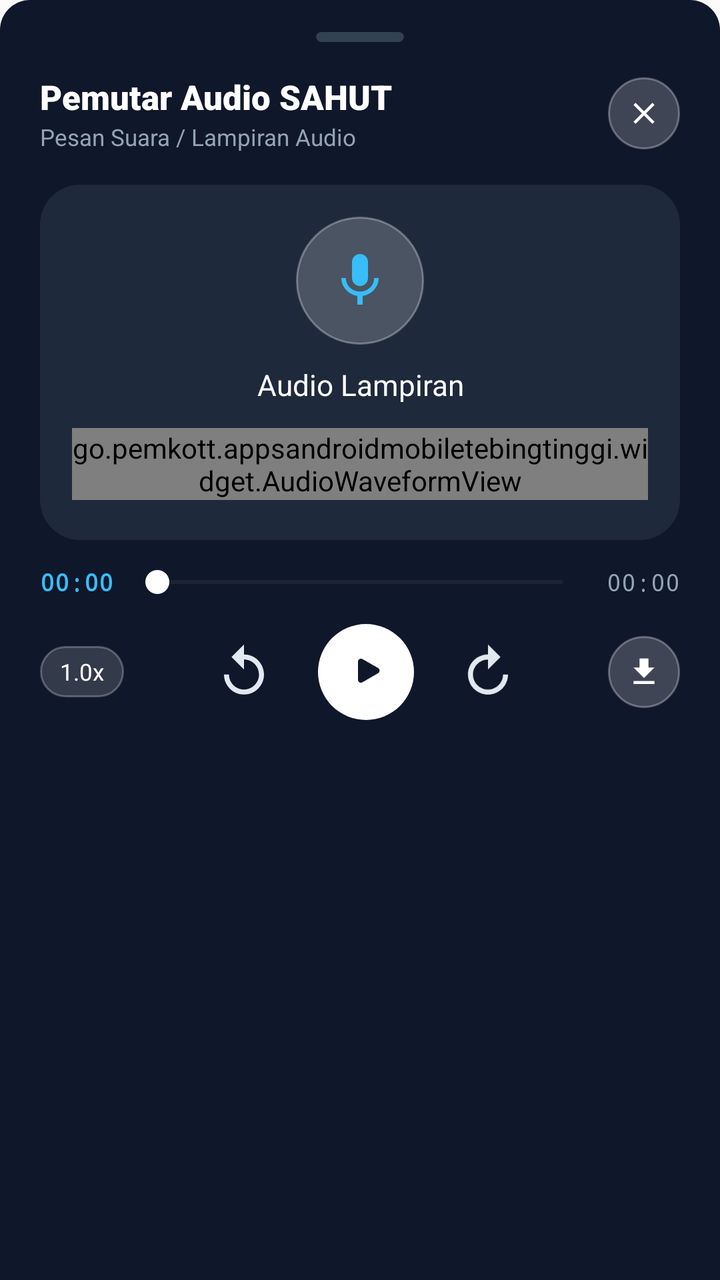
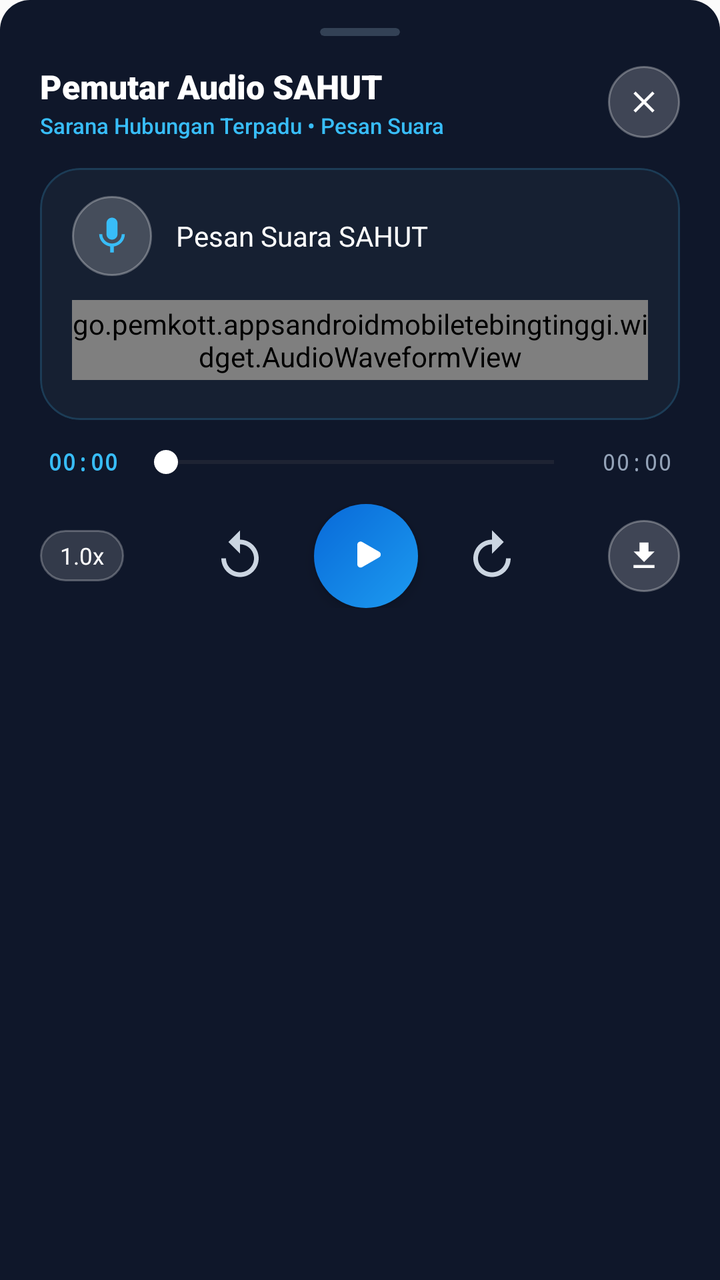

Before-and-after screenshots of an Android layout around one commit, followed by the original layout XML and the change that was made.
<!-- AndroidManifest.xml: application theme Theme.AppPemko -->
<!-- res/layout/dialog_audio_preview.xml -->
<?xml version="1.0" encoding="utf-8"?>
<LinearLayout xmlns:android="http://schemas.android.com/apk/res/android"
    xmlns:app="http://schemas.android.com/apk/res-auto"
    android:layout_width="match_parent"
    android:layout_height="wrap_content"
    android:orientation="vertical"
    android:background="@drawable/bottom_sheet_bg"
    android:backgroundTint="#0F172A"
    android:paddingHorizontal="20dp"
    android:paddingTop="16dp"
    android:paddingBottom="24dp">

    
    <com.google.android.material.card.MaterialCardView
        android:layout_width="44dp"
        android:layout_height="5dp"
        android:layout_gravity="center_horizontal"
        android:layout_marginBottom="16dp"
        app:cardBackgroundColor="#334155"
        app:cardCornerRadius="2.5dp"
        app:cardElevation="0dp"
        app:strokeWidth="0dp" />

    
    <RelativeLayout
        android:layout_width="match_parent"
        android:layout_height="wrap_content">

        <LinearLayout
            android:layout_width="wrap_content"
            android:layout_height="wrap_content"
            android:layout_alignParentStart="true"
            android:layout_centerVertical="true"
            android:orientation="vertical">

            <TextView
                android:layout_width="wrap_content"
                android:layout_height="wrap_content"
                android:text="Pemutar Audio SAHUT"
                android:textColor="#FFFFFF"
                android:textSize="17sp"
                android:fontFamily="sans-serif-black"/>

            <TextView
                android:id="@+id/tvAudioStatusSubtitle"
                android:layout_width="wrap_content"
                android:layout_height="wrap_content"
                android:layout_marginTop="1dp"
                android:text="Pesan Suara / Lampiran Audio"
                android:textColor="#94A3B8"
                android:textSize="11.5sp"/>
        </LinearLayout>

        <FrameLayout
            android:id="@+id/flCloseAudioPreview"
            android:layout_width="36dp"
            android:layout_height="36dp"
            android:layout_alignParentEnd="true"
            android:layout_centerVertical="true"
            android:background="@drawable/bg_circle_glass_button"
            android:clickable="true"
            android:focusable="true">

            <ImageView
                android:id="@+id/ivCloseAudioPreview"
                android:layout_width="18dp"
                android:layout_height="18dp"
                android:layout_gravity="center"
                android:src="@drawable/ic_close"
                app:tint="#FFFFFF"
                android:contentDescription="Tutup"/>
        </FrameLayout>
    </RelativeLayout>

    
    <com.google.android.material.card.MaterialCardView
        android:layout_width="match_parent"
        android:layout_height="wrap_content"
        android:layout_marginTop="16dp"
        android:layout_marginBottom="12dp"
        app:cardCornerRadius="20dp"
        app:cardElevation="0dp"
        app:strokeWidth="1dp"
        app:strokeColor="#1E293B"
        app:cardBackgroundColor="#1E293B">

        <LinearLayout
            android:layout_width="match_parent"
            android:layout_height="wrap_content"
            android:orientation="vertical"
            android:padding="16dp"
            android:gravity="center">

            
            <FrameLayout
                android:layout_width="64dp"
                android:layout_height="64dp"
                android:background="@drawable/bg_circle_glass_button">

                <ImageView
                    android:layout_width="32dp"
                    android:layout_height="32dp"
                    android:layout_gravity="center"
                    android:src="@drawable/ic_mic"
                    app:tint="#38BDF8"
                    android:contentDescription="Audio Track"/>
            </FrameLayout>

            <TextView
                android:id="@+id/tvAudioFileName"
                android:layout_width="match_parent"
                android:layout_height="wrap_content"
                android:layout_marginTop="10dp"
                android:gravity="center"
                android:text="Audio Lampiran"
                android:textColor="#FFFFFF"
                android:textSize="14.5sp"
                android:fontFamily="sans-serif-bold"
                android:maxLines="1"
                android:ellipsize="middle"/>

            
            <ProgressBar
                android:id="@+id/pbAudioLoading"
                android:layout_width="28dp"
                android:layout_height="28dp"
                android:indeterminateTint="#38BDF8"
                android:layout_marginTop="8dp"
                android:visibility="gone"/>

            
            <go.pemkott.appsandroidmobiletebingtinggi.widget.AudioWaveformView
                android:id="@+id/waveformAudioModal"
                android:layout_width="match_parent"
                android:layout_height="36dp"
                android:layout_marginTop="12dp"
                android:layout_marginBottom="4dp"/>
        </LinearLayout>
    </com.google.android.material.card.MaterialCardView>

    
    <LinearLayout
        android:layout_width="match_parent"
        android:layout_height="wrap_content"
        android:gravity="center_vertical"
        android:orientation="horizontal">

        <TextView
            android:id="@+id/tvAudioCurrentTime"
            android:layout_width="wrap_content"
            android:layout_height="wrap_content"
            android:text="00:00"
            android:textColor="#38BDF8"
            android:textSize="12sp"
            android:fontFamily="monospace"
            android:textStyle="bold"/>

        <SeekBar
            android:id="@+id/sbAudioProgress"
            android:layout_width="0dp"
            android:layout_height="wrap_content"
            android:layout_weight="1"
            android:layout_marginHorizontal="6dp"
            android:progressTint="#38BDF8"
            android:thumbTint="#FFFFFF"
            android:max="100"/>

        <TextView
            android:id="@+id/tvAudioTotalDuration"
            android:layout_width="wrap_content"
            android:layout_height="wrap_content"
            android:text="00:00"
            android:textColor="#94A3B8"
            android:textSize="12sp"
            android:fontFamily="monospace"/>
    </LinearLayout>

    
    <LinearLayout
        android:layout_width="match_parent"
        android:layout_height="wrap_content"
        android:gravity="center_vertical"
        android:layout_marginTop="12dp"
        android:orientation="horizontal">

        
        <TextView
            android:id="@+id/tvAudioSpeed"
            android:layout_width="wrap_content"
            android:layout_height="wrap_content"
            android:background="@drawable/bg_pill_speed_badge"
            android:paddingHorizontal="10dp"
            android:paddingVertical="5dp"
            android:text="1.0x"
            android:textColor="#FFFFFF"
            android:textSize="11.5sp"
            android:fontFamily="sans-serif-bold"
            android:clickable="true"
            android:focusable="true"/>

        
        <LinearLayout
            android:layout_width="0dp"
            android:layout_height="wrap_content"
            android:layout_weight="1"
            android:gravity="center"
            android:orientation="horizontal">

            <ImageView
                android:id="@+id/ivAudioReplay10"
                android:layout_width="38dp"
                android:layout_height="38dp"
                android:src="@drawable/ic_replay_10"
                app:tint="#E2E8F0"
                android:padding="4dp"
                android:background="?attr/selectableItemBackgroundBorderless"
                android:contentDescription="Mundur 10 Detik"/>

            
            <FrameLayout
                android:id="@+id/flAudioModalPlayPause"
                android:layout_width="48dp"
                android:layout_height="48dp"
                android:layout_marginHorizontal="18dp"
                android:background="@drawable/bg_circle_solid_white"
                android:clickable="true"
                android:focusable="true">

                <ImageView
                    android:id="@+id/ivAudioModalPlayPause"
                    android:layout_width="24dp"
                    android:layout_height="24dp"
                    android:layout_gravity="center"
                    android:src="@drawable/ic_voice_play_rounded"
                    app:tint="#0F172A"
                    android:contentDescription="Putar / Jeda"/>
            </FrameLayout>

            <ImageView
                android:id="@+id/ivAudioForward10"
                android:layout_width="38dp"
                android:layout_height="38dp"
                android:src="@drawable/ic_forward_10"
                app:tint="#E2E8F0"
                android:padding="4dp"
                android:background="?attr/selectableItemBackgroundBorderless"
                android:contentDescription="Maju 10 Detik"/>
        </LinearLayout>

        
        <FrameLayout
            android:id="@+id/flAudioDownload"
            android:layout_width="36dp"
            android:layout_height="36dp"
            android:background="@drawable/bg_circle_glass_button"
            android:clickable="true"
            android:focusable="true">

            <ImageView
                android:id="@+id/ivAudioDownload"
                android:layout_width="18dp"
                android:layout_height="18dp"
                android:layout_gravity="center"
                android:src="@drawable/ic_file_download"
                app:tint="#FFFFFF"
                android:contentDescription="Unduh Audio"/>
        </FrameLayout>
    </LinearLayout>

</LinearLayout>
<!-- resources referenced by this layout -->
<resources>
  <!-- drawable bg_circle_glass_button (drawable) -->
  <?xml version="1.0" encoding="utf-8"?>
  <shape xmlns:android="http://schemas.android.com/apk/res/android"
      android:shape="oval">
      <solid android:color="#33FFFFFF" />
      <stroke
          android:width="1dp"
          android:color="#4DFFFFFF" />
  </shape>
  <!-- drawable bg_circle_solid_white (drawable) -->
  <?xml version="1.0" encoding="utf-8"?>
  <shape xmlns:android="http://schemas.android.com/apk/res/android"
      android:shape="oval">
      <solid android:color="#FFFFFF" />
  </shape>
  <!-- drawable bg_pill_speed_badge (drawable) -->
  <?xml version="1.0" encoding="utf-8"?>
  <shape xmlns:android="http://schemas.android.com/apk/res/android"
      android:shape="rectangle">
      <solid android:color="#26FFFFFF" />
      <corners android:radius="14dp" />
      <stroke
          android:width="1dp"
          android:color="#40FFFFFF" />
  </shape>
  <!-- drawable ic_close (drawable) -->
  <?xml version="1.0" encoding="utf-8"?>
  <vector xmlns:android="http://schemas.android.com/apk/res/android"
      android:width="24dp"
      android:height="24dp"
      android:viewportWidth="24"
      android:viewportHeight="24">
      <path
          android:fillColor="#FF000000"
          android:pathData="M19,6.41L17.59,5 12,10.59 6.41,5 5,6.41 10.59,12 5,17.59 6.41,19 12,13.41 17.59,19 19,17.59 13.41,12z" />
  </vector>
  <!-- drawable ic_file_download (drawable) -->
  <?xml version="1.0" encoding="utf-8"?>
  <vector xmlns:android="http://schemas.android.com/apk/res/android"
      android:width="24dp"
      android:height="24dp"
      android:viewportWidth="24"
      android:viewportHeight="24">
      <path
          android:fillColor="#FFFFFFFF"
          android:pathData="M19,9h-4V3H9v6H5l7,7 7,-7zM5,18v2h14v-2H5z" />
  </vector>
  <!-- drawable ic_forward_10 (drawable) -->
  <?xml version="1.0" encoding="utf-8"?>
  <vector xmlns:android="http://schemas.android.com/apk/res/android"
      android:width="24dp"
      android:height="24dp"
      android:viewportWidth="24"
      android:viewportHeight="24">
      <path
          android:fillColor="#FF000000"
          android:pathData="M12,5V1l5,5 -5,5V7c-3.31,0 -6,2.69 -6,6s2.69,6 6,6 6,-2.69 6,-6h2c0,4.42 -3.58,8 -8,8s-8,-3.58 -8,-8 3.58,-8 8,-8z" />
  </vector>
  <!-- drawable ic_replay_10 (drawable) -->
  <?xml version="1.0" encoding="utf-8"?>
  <vector xmlns:android="http://schemas.android.com/apk/res/android"
      android:width="24dp"
      android:height="24dp"
      android:viewportWidth="24"
      android:viewportHeight="24">
      <path
          android:fillColor="#FF000000"
          android:pathData="M12,5V1L7,6l5,5V7c3.31,0 6,2.69 6,6s-2.69,6 -6,6 -6,-2.69 -6,-6H4c0,4.42 3.58,8 8,8s8,-3.58 8,-8 -3.58,-8 -8,-8z" />
  </vector>
  <style name="Theme.AppPemko" parent="Base.Theme.AppPemko">
          <item name="android:textColor">@color/text_primary</item>
      </style>
  <dimen name="tfe_bottom_sheet_corner_radius">15dp</dimen>
  <dimen name="tfe_bottom_sheet_top_padding">8dp</dimen>
  <color name="background_color">#FBFBFB</color>
  <color name="text_primary">#171717</color>
  <color name="primary_brand">#0869D8</color>
  <color name="on_primary_brand">#FFFFFF</color>
  <color name="brand_secondary">#E91E63</color>
  <color name="white">#FFFFFF</color>
  <color name="surface_main">#FFFFFF</color>
  <color name="surface_variant">#F4F4F4</color>
  <color name="text_secondary">#454545</color>
  <color name="background_main">#FBFBFB</color>
  <style name="Animation.App.Activity" parent="@android:style/Animation.Activity">
          <item name="android:activityOpenEnterAnimation">@anim/slide_in_right</item>
          <item name="android:activityOpenExitAnimation">@anim/slide_out_left</item>
          <item name="android:activityCloseEnterAnimation">@anim/slide_in_left</item>
          <item name="android:activityCloseExitAnimation">@anim/slide_out_right</item>
      </style>
  <!-- unchanged entries left out for length: 4 -->
</resources>

<!-- the commit's change to res/layout/dialog_audio_preview.xml (unified diff, before → after) -->
@@ -7,24 +7,25 @@
     android:background="@drawable/bottom_sheet_bg"
     android:backgroundTint="#0F172A"
     android:paddingHorizontal="20dp"
-    android:paddingTop="16dp"
-    android:paddingBottom="24dp">
+    android:paddingTop="14dp"
+    android:paddingBottom="26dp">
 
     
     <com.google.android.material.card.MaterialCardView
-        android:layout_width="44dp"
-        android:layout_height="5dp"
+        android:layout_width="40dp"
+        android:layout_height="4dp"
         android:layout_gravity="center_horizontal"
-        android:layout_marginBottom="16dp"
+        android:layout_marginBottom="14dp"
         app:cardBackgroundColor="#334155"
-        app:cardCornerRadius="2.5dp"
+        app:cardCornerRadius="2dp"
         app:cardElevation="0dp"
         app:strokeWidth="0dp" />
 
     
     <RelativeLayout
         android:layout_width="match_parent"
-        android:layout_height="wrap_content">
+        android:layout_height="wrap_content"
+        android:layout_marginBottom="14dp">
 
         <LinearLayout
             android:layout_width="wrap_content"
@@ -38,7 +39,7 @@
                 android:layout_height="wrap_content"
                 android:text="Pemutar Audio SAHUT"
                 android:textColor="#FFFFFF"
-                android:textSize="17sp"
+                android:textSize="16.5sp"
                 android:fontFamily="sans-serif-black"/>
 
             <TextView
@@ -46,11 +47,13 @@
                 android:layout_width="wrap_content"
                 android:layout_height="wrap_content"
                 android:layout_marginTop="1dp"
-                android:text="Pesan Suara / Lampiran Audio"
-                android:textColor="#94A3B8"
-                android:textSize="11.5sp"/>
+                android:text="Sarana Hubungan Terpadu • Pesan Suara"
+                android:textColor="#38BDF8"
+                android:textSize="11sp"
+                android:fontFamily="sans-serif-medium"/>
         </LinearLayout>
 
+        
         <FrameLayout
             android:id="@+id/flCloseAudioPreview"
             android:layout_width="36dp"
@@ -76,63 +79,70 @@
     <com.google.android.material.card.MaterialCardView
         android:layout_width="match_parent"
         android:layout_height="wrap_content"
-        android:layout_marginTop="16dp"
         android:layout_marginBottom="12dp"
         app:cardCornerRadius="20dp"
         app:cardElevation="0dp"
         app:strokeWidth="1dp"
-        app:strokeColor="#1E293B"
-        app:cardBackgroundColor="#1E293B">
+        app:strokeColor="#2E38BDF8"
+        app:cardBackgroundColor="#162032">
 
         <LinearLayout
             android:layout_width="match_parent"
             android:layout_height="wrap_content"
             android:orientation="vertical"
-            android:padding="16dp"
-            android:gravity="center">
+            android:paddingHorizontal="16dp"
+            android:paddingTop="14dp"
+            android:paddingBottom="16dp">
 
             
-            <FrameLayout
-                android:layout_width="64dp"
-                android:layout_height="64dp"
-                android:background="@drawable/bg_circle_glass_button">
-
-                <ImageView
-                    android:layout_width="32dp"
-                    android:layout_height="32dp"
-                    android:layout_gravity="center"
-                    android:src="@drawable/ic_mic"
-                    app:tint="#38BDF8"
-                    android:contentDescription="Audio Track"/>
-            </FrameLayout>
-
-            <TextView
-                android:id="@+id/tvAudioFileName"
+            <LinearLayout
                 android:layout_width="match_parent"
                 android:layout_height="wrap_content"
-                android:layout_marginTop="10dp"
-                android:gravity="center"
-                android:text="Audio Lampiran"
-                android:textColor="#FFFFFF"
-                android:textSize="14.5sp"
-                android:fontFamily="sans-serif-bold"
-                android:maxLines="1"
-                android:ellipsize="middle"/>
-
-            
-            <ProgressBar
-                android:id="@+id/pbAudioLoading"
-                android:layout_width="28dp"
-                android:layout_height="28dp"
-                android:indeterminateTint="#38BDF8"
-                android:layout_marginTop="8dp"
-                android:visibility="gone"/>
+                android:gravity="center_vertical"
+                android:orientation="horizontal">
+
+                <FrameLayout
+                    android:layout_width="40dp"
+                    android:layout_height="40dp"
+                    android:background="@drawable/bg_circle_glass_button">
+
+                    <ImageView
+                        android:layout_width="22dp"
+                        android:layout_height="22dp"
+                        android:layout_gravity="center"
+                        android:src="@drawable/ic_mic"
+                        app:tint="#38BDF8"
+                        android:contentDescription="Audio SAHUT"/>
+                </FrameLayout>
+
+                <TextView
+                    android:id="@+id/tvAudioFileName"
+                    android:layout_width="0dp"
+                    android:layout_height="wrap_content"
+                    android:layout_weight="1"
+                    android:layout_marginStart="12dp"
+                    android:layout_marginEnd="8dp"
+                    android:text="Pesan Suara SAHUT"
+                    android:textColor="#FFFFFF"
+                    android:textSize="14sp"
+                    android:fontFamily="sans-serif-bold"
+                    android:maxLines="1"
+                    android:ellipsize="middle"/>
+
+                
+                <ProgressBar
+                    android:id="@+id/pbAudioLoading"
+                    android:layout_width="24dp"
+                    android:layout_height="24dp"
+                    android:indeterminateTint="#38BDF8"
+                    android:visibility="gone"/>
+            </LinearLayout>
 
             
             <go.pemkott.appsandroidmobiletebingtinggi.widget.AudioWaveformView
                 android:id="@+id/waveformAudioModal"
                 android:layout_width="match_parent"
-                android:layout_height="36dp"
+                android:layout_height="40dp"
                 android:layout_marginTop="12dp"
                 android:layout_marginBottom="4dp"/>
         </LinearLayout>
@@ -143,7 +153,8 @@
         android:layout_width="match_parent"
         android:layout_height="wrap_content"
         android:gravity="center_vertical"
-        android:orientation="horizontal">
+        android:orientation="horizontal"
+        android:paddingHorizontal="4dp">
 
         <TextView
             android:id="@+id/tvAudioCurrentTime"
@@ -151,7 +162,7 @@
             android:layout_height="wrap_content"
             android:text="00:00"
             android:textColor="#38BDF8"
-            android:textSize="12sp"
+            android:textSize="11.5sp"
             android:fontFamily="monospace"
             android:textStyle="bold"/>
 
@@ -160,7 +171,7 @@
             android:layout_width="0dp"
             android:layout_height="wrap_content"
             android:layout_weight="1"
-            android:layout_marginHorizontal="6dp"
+            android:layout_marginHorizontal="8dp"
             android:progressTint="#38BDF8"
             android:thumbTint="#FFFFFF"
             android:max="100"/>
@@ -171,7 +182,7 @@
             android:layout_height="wrap_content"
             android:text="00:00"
             android:textColor="#94A3B8"
-            android:textSize="12sp"
+            android:textSize="11.5sp"
             android:fontFamily="monospace"/>
     </LinearLayout>
 
@@ -211,29 +222,32 @@
                 android:layout_width="38dp"
                 android:layout_height="38dp"
                 android:src="@drawable/ic_replay_10"
-                app:tint="#E2E8F0"
-                android:padding="4dp"
+                app:tint="#CBD5E1"
+                android:padding="5dp"
                 android:background="?attr/selectableItemBackgroundBorderless"
+                android:clickable="true"
+                android:focusable="true"
                 android:contentDescription="Mundur 10 Detik"/>
 
             
             <FrameLayout
                 android:id="@+id/flAudioModalPlayPause"
-                android:layout_width="48dp"
-                android:layout_height="48dp"
+                android:layout_width="52dp"
+                android:layout_height="52dp"
                 android:layout_marginHorizontal="18dp"
-                android:background="@drawable/bg_circle_solid_white"
+                android:background="@drawable/bg_circle_sahut_blue"
+                android:elevation="4dp"
                 android:clickable="true"
                 android:focusable="true">
 
                 <ImageView
                     android:id="@+id/ivAudioModalPlayPause"
-                    android:layout_width="24dp"
-                    android:layout_height="24dp"
+                    android:layout_width="26dp"
+                    android:layout_height="26dp"
                     android:layout_gravity="center"
                     android:src="@drawable/ic_voice_play_rounded"
-                    app:tint="#0F172A"
-                    android:contentDescription="Putar / Jeda"/>
+                    app:tint="#FFFFFF"
+                    android:contentDescription="Putar / Jeda Audio"/>
             </FrameLayout>
 
             <ImageView
@@ -241,9 +255,11 @@
                 android:layout_width="38dp"
                 android:layout_height="38dp"
                 android:src="@drawable/ic_forward_10"
-                app:tint="#E2E8F0"
-                android:padding="4dp"
+                app:tint="#CBD5E1"
+                android:padding="5dp"
                 android:background="?attr/selectableItemBackgroundBorderless"
+                android:clickable="true"
+                android:focusable="true"
                 android:contentDescription="Maju 10 Detik"/>
         </LinearLayout>
 
@@ -263,7 +279,7 @@
                 android:layout_gravity="center"
                 android:src="@drawable/ic_file_download"
                 app:tint="#FFFFFF"
-                android:contentDescription="Unduh Audio"/>
+                android:contentDescription="Unduh Berkas Audio"/>
         </FrameLayout>
     </LinearLayout>
 
<!-- resource entries referenced after the edit -->
@@ -9,11 +9,14 @@
           android:width="1dp"
           android:color="#4DFFFFFF" />
   </shape>
-  <!-- drawable bg_circle_solid_white (drawable) -->
+  <!-- drawable bg_circle_sahut_blue (drawable) -->
   <?xml version="1.0" encoding="utf-8"?>
   <shape xmlns:android="http://schemas.android.com/apk/res/android"
       android:shape="oval">
-      <solid android:color="#FFFFFF" />
+      <gradient
+          android:angle="135"
+          android:startColor="#1D9BF0"
+          android:endColor="#0869D8" />
   </shape>
   <!-- drawable bg_pill_speed_badge (drawable) -->
   <?xml version="1.0" encoding="utf-8"?>
